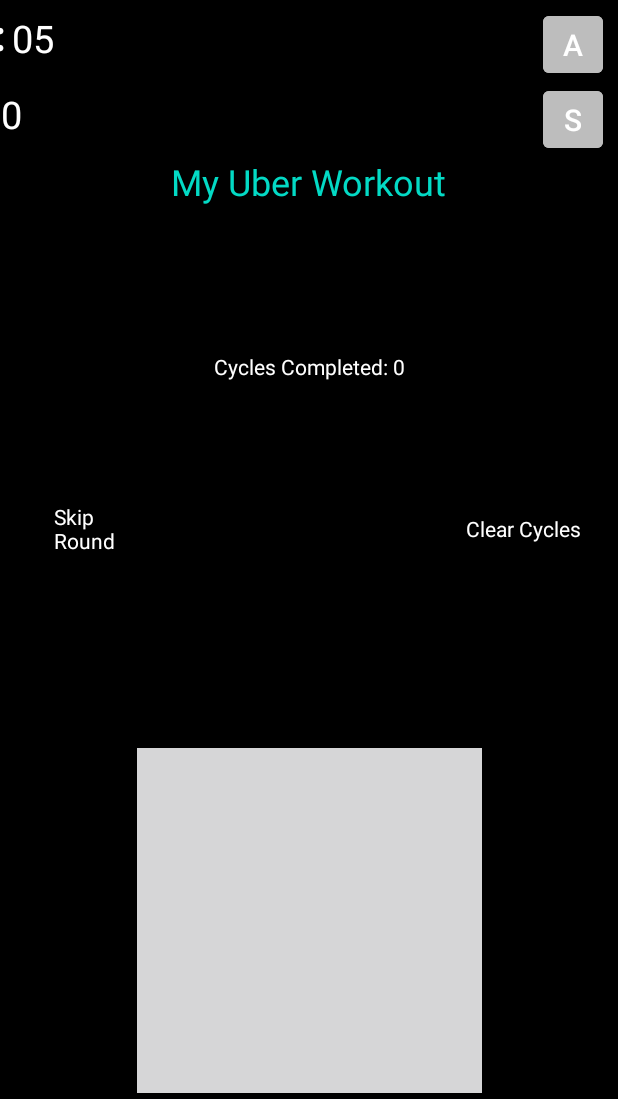
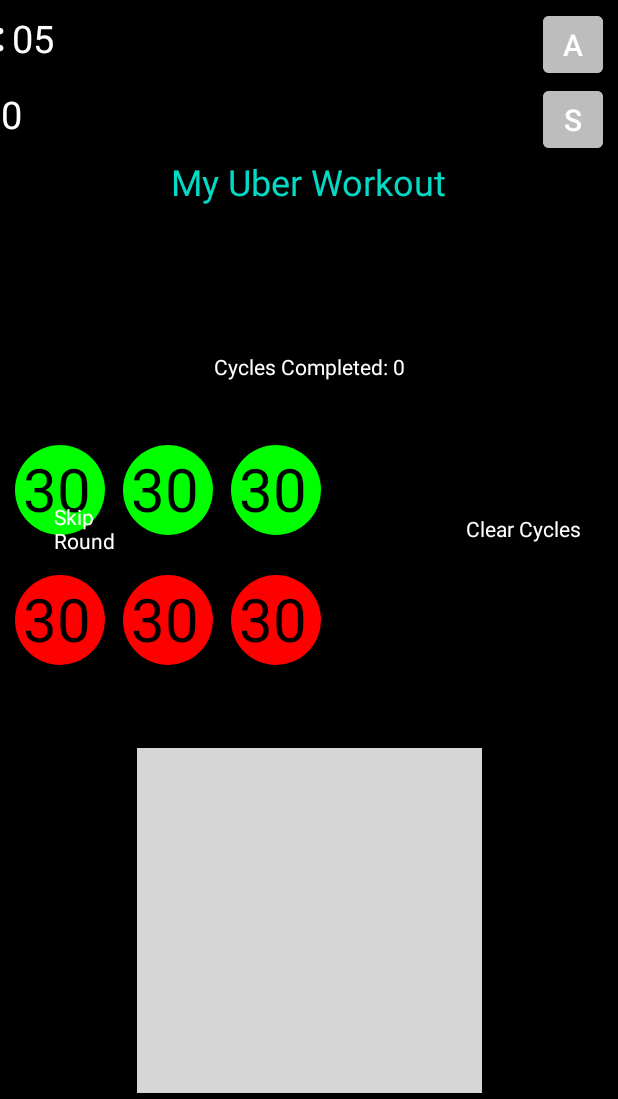
Before and after one commit to technexx/Burn-Track-Repeat, an Android app: the screen it shows after launch (MainActivity), after a tap on "30", on a phone screen of 412 x 824 dp, the part 137-1236 px from its top. Run offline under Robolectric (Android 15) with nearby library versions, the phone set to English and light mode, and no system bars; our stand-ins replace Room's generated code; Roboto replaces fonts that are not available here.

Commit message:
fixed pom text draws & null list issue

```diff
--- a/app/src/main/java/com/example/tragic/irate/simple/stopwatch/MainActivity.java
+++ b/app/src/main/java/com/example/tragic/irate/simple/stopwatch/MainActivity.java
@@ -59,8 +59,6 @@ import java.util.zip.Inflater;
 
 public class MainActivity extends AppCompatActivity implements SavedCycleAdapter.onCycleClickListener, SavedCycleAdapter.onDeleteCycleListener, SavedCycleAdapter.onEditTitleListener, DotDraws.sendPosition, DotDraws.sendAlpha {
 
-    MenuInflater inflater;
-    Menu mMenu;
     boolean defaultMenu = true;
     View mainView;
     Button breaks_only;
@@ -302,12 +300,10 @@ public class MainActivity extends AppCompatActivity implements SavedCycleAdapter
     boolean stopAscent = true;
 
 
+    //Todo: Fade overlap issues between modes.
     //Todo: Toast for trying in increment time past min/max values
-    //Todo: Format mode 1 <60 sec textViews as 0:XX
     //Todo: Sep breakOnly timer.
-    //Todo: Pom re-do and order change. Add once, substract removes. Toast if already added. Same save options.
     //Todo: Need to figure out how changing pom values affects timer status (i.e. when it's running)
-    //Todo: Any popup should disable main view buttons (true focusable?)
     //Todo: First box selection should highlight. Only NOT highlight w/ 1 set/break listed.
 
     //Todo: Fade animation for all menus that don't have them yet (e.g. onOptions).
@@ -439,7 +435,7 @@ public class MainActivity extends AppCompatActivity implements SavedCycleAdapter
                 });
 
                 //Comparing this ID w/ one tied to cycle currently displayed.
-                if (deletedID == customID) {
+                if (deletedID == customID || cyclesList.size()==0) {
                     customID = 0;
                     prefEdit.putInt("customID", 0);
                     prefEdit.apply();
@@ -485,8 +481,7 @@ public class MainActivity extends AppCompatActivity implements SavedCycleAdapter
     @Override
     public boolean onCreateOptionsMenu(final Menu menu) {
         if (defaultMenu) {
-            mMenu = menu;
-            inflater = getMenuInflater();
+           MenuInflater inflater = getMenuInflater();
             inflater.inflate(R.menu.options_menu, menu);
         }
         return true;
@@ -494,9 +489,8 @@ public class MainActivity extends AppCompatActivity implements SavedCycleAdapter
 
     @Override
     public boolean onPrepareOptionsMenu(final Menu menu) {
-//        mMenu = menu;
         menu.clear();
-        inflater = getMenuInflater();
+        MenuInflater inflater = getMenuInflater();
         if (!defaultMenu) inflater.inflate(R.menu.revised_options_menu, menu);
         else inflater.inflate(R.menu.options_menu, menu);
         return true;
@@ -516,7 +510,7 @@ public class MainActivity extends AppCompatActivity implements SavedCycleAdapter
     @SuppressLint("NonConstantResourceId")
     @Override
     public boolean onOptionsItemSelected(MenuItem item) {
-        //Todo: This was invalidating our menus.
+        //Todo: This was invalidating our menu because it returned false when saved cycle menu was open.
 //        if (savedCyclePopupWindow!=null &&savedCyclePopupWindow.isShowing()) return false;
         switch (item.getItemId()) {
             case R.id.saved_cycle_list:
@@ -754,10 +748,10 @@ public class MainActivity extends AppCompatActivity implements SavedCycleAdapter
         cyclesBO = new CyclesBO();
         pomCycles = new PomCycles();
 
+
+        AsyncTask.execute(() -> {
             sharedPreferences = getApplicationContext().getSharedPreferences("pref", 0);
             prefEdit = sharedPreferences.edit();
-
-        AsyncTask.execute(() -> {
 //            mode = sharedPreferences.getInt("currentMode", 1);
             sortMode = sharedPreferences.getInt("sortMode", 1);
             breaksOnly = sharedPreferences.getBoolean("currentBreaksOnly", false);
@@ -774,7 +768,66 @@ public class MainActivity extends AppCompatActivity implements SavedCycleAdapter
                 setsArray.add(cyclesList.get(0).getSets());
                 breaksArray.add(cyclesList.get(0).getBreaks());
                 setCycle(0);
-            } else setDefaultCustomCycle();
+            } else runOnUiThread(() -> {
+                setDefaultCustomCycle();
+//                resetTimer();
+                //Custom defaults
+                savedSets = startCustomSetTime.size();
+                savedBreaks = startCustomBreakTime.size();
+                numberOfSets = savedSets;
+                numberOfBreaks = savedBreaks;
+
+                pomValue1 = 25;
+                pomValue2 = 5;
+                pomValue3 = 15;
+                setMillis = setValue;
+                breakMillis = breakValue;
+                for (int i=0; i<3; i++) {
+                    pomValuesArray.add(pomValue1);
+                    pomValuesArray.add(pomValue2);
+                }
+                pomValuesArray.add(pomValue1);
+                pomValuesArray.add(pomValue3);
+
+                lapLayout= new LinearLayoutManager(getApplicationContext());
+                lapAdapter = new LapAdapter(getApplicationContext(), currentLapList, savedLapList);
+                lapRecycler.setAdapter(lapAdapter);
+                lapRecycler.setLayoutManager(lapLayout);
+
+                progressBar.setProgress(maxProgress);
+                progressBar2.setProgress(maxProgress);
+
+                incrementTimer = 10;
+                tabViews();
+                resetTimer();
+
+                //This is done because we are calling the method which "switches" from one to the other, and we want the last one used.
+//        breaksOnly = !breaksOnly;
+//        setBreaksOnlyMode();
+
+                timePaused.getAlpha();
+                timeLeft.getAlpha();
+
+                //Retrieves the most recently viewed cycle.
+                if (!breaksOnly && cyclesList.size()>0) setCycle(0);
+                if (breaksOnly && cyclesBOList.size()>0) setCycle(0);
+                if ((!breaksOnly && cyclesList.size()>0)  || (breaksOnly && cyclesBOList.size()>0)){
+                    canSaveOrUpdate(false);
+                } else canSaveOrUpdate(true);
+
+                savedCyclePopupWindow = new PopupWindow(savedCyclePopupView, 800, 1200, false);
+                deleteAllPopupWindow = new PopupWindow(deleteCyclePopupView, 750, 375, false);
+                labelSavePopupWindow = new PopupWindow(cycleLabelView, 800, 400, true);
+                sortPopupWindow = new PopupWindow(sortCyclePopupView, 400, 375, true);
+                clearCyclePopupWindow  = new PopupWindow(clearCyclePopupView, 150, WindowManager.LayoutParams.WRAP_CONTENT, false);
+                resetPopUpWindow  = new PopupWindow(clearCyclePopupView, WindowManager.LayoutParams.WRAP_CONTENT, 75, false);
+                savedCyclePopupWindow.setAnimationStyle(R.style.WindowAnimation);
+                deleteAllPopupWindow.setAnimationStyle(R.style.WindowAnimation);
+                labelSavePopupWindow.setAnimationStyle(R.style.WindowAnimation);
+                sortPopupWindow.setAnimationStyle(R.style.WindowAnimation);
+                clearCyclePopupWindow.setAnimationStyle(R.style.WindowAnimation);
+                resetPopUpWindow.setAnimationStyle(R.style.WindowAnimation);
+            });
 
             //ON HOLD FOR NOW.
         //appLaunching is called if either breaksOnly or breaks/set mode are launched at app startup. If saved cycle(s) exist, it returns the most recently used. If not, a default UI is called.
@@ -806,67 +859,15 @@ public class MainActivity extends AppCompatActivity implements SavedCycleAdapter
 //            setDefaultBOCycle();
 //        }
 
-        //Custom defaults
-        savedSets = customSetTime.size();
-        savedBreaks = customBreakTime.size();
-        numberOfSets = savedSets;
-        numberOfBreaks = savedBreaks;
-
-        pomValue1 = 25;
-        pomValue2 = 5;
-        pomValue3 = 15;
-        setMillis = setValue;
-        breakMillis = breakValue;
-        for (int i=0; i<3; i++) {
-            pomValuesArray.add(pomValue1);
-            pomValuesArray.add(pomValue2);
-        }
-        pomValuesArray.add(pomValue1);
-        pomValuesArray.add(pomValue3);
-        Log.i("pomtest", String.valueOf(pomValuesArray));
-
-        lapLayout= new LinearLayoutManager(getApplicationContext());
-        lapAdapter = new LapAdapter(getApplicationContext(), currentLapList, savedLapList);
-        lapRecycler.setAdapter(lapAdapter);
-        lapRecycler.setLayoutManager(lapLayout);
-
-        progressBar.setProgress(maxProgress);
-        progressBar2.setProgress(maxProgress);
-
-        incrementTimer = 10;
-        tabViews();
-        resetTimer();
-        //This is done because we are calling the method which "switches" from one to the other, and we want the last one used.
-//        breaksOnly = !breaksOnly;
-//        setBreaksOnlyMode();
-
-        timePaused.getAlpha();
-        timeLeft.getAlpha();
-
-        //Retrieves the most recently viewed cycle.
-        if (!breaksOnly && cyclesList.size()>0) setCycle(0);
-        if (breaksOnly && cyclesBOList.size()>0) setCycle(0);
-        if ((!breaksOnly && cyclesList.size()>0)  || (breaksOnly && cyclesBOList.size()>0)){
-            canSaveOrUpdate(false);
-        } else canSaveOrUpdate(true);
-
-        savedCyclePopupWindow = new PopupWindow(savedCyclePopupView, 800, 1200, false);
-        deleteAllPopupWindow = new PopupWindow(deleteCyclePopupView, 750, 375, false);
-        labelSavePopupWindow = new PopupWindow(cycleLabelView, 800, 400, true);
-        sortPopupWindow = new PopupWindow(sortCyclePopupView, 400, 375, true);
-        clearCyclePopupWindow  = new PopupWindow(clearCyclePopupView, 150, WindowManager.LayoutParams.WRAP_CONTENT, false);
-        resetPopUpWindow  = new PopupWindow(clearCyclePopupView, WindowManager.LayoutParams.WRAP_CONTENT, 75, false);
-        savedCyclePopupWindow.setAnimationStyle(R.style.WindowAnimation);
-        deleteAllPopupWindow.setAnimationStyle(R.style.WindowAnimation);
-        labelSavePopupWindow.setAnimationStyle(R.style.WindowAnimation);
-        sortPopupWindow.setAnimationStyle(R.style.WindowAnimation);
-        clearCyclePopupWindow.setAnimationStyle(R.style.WindowAnimation);
-        resetPopUpWindow.setAnimationStyle(R.style.WindowAnimation);
-
-        Log.i("modeTest", "on mode " + mode);
-
         delete_all_confirm.setOnClickListener(v-> {
-            if (!breaksOnly) cyclesDatabase.cyclesDao().deleteAll(); else cyclesDatabase.cyclesDao().deleteAllBO();
+            if (!breaksOnly) {
+                cyclesDatabase.cyclesDao().deleteAll();
+                prefEdit.putInt("customID", 0);
+            } else {
+                cyclesDatabase.cyclesDao().deleteAllBO();
+                prefEdit.putInt("breaksOnlyID", 0);
+            }
+            prefEdit.apply();
             runOnUiThread(() -> {
                 Toast.makeText(getApplicationContext(), "Deleted!", Toast.LENGTH_SHORT).show();
                 deleteAllPopupWindow.dismiss();
@@ -1936,7 +1937,6 @@ public class MainActivity extends AppCompatActivity implements SavedCycleAdapter
         }
     }
 
-    //Todo: Ensures we don't add anything outside of bounds. Remember for Pom, too.
     public void adjustCustom(boolean adding) {
         //Converts editText to long and then convert+sets these values to setValue/breakValue depending on which editTexts are being used.
         if (first_value_edit.isShown()) setEditValueBounds(true);
@@ -1969,13 +1969,15 @@ public class MainActivity extends AppCompatActivity implements SavedCycleAdapter
                     }
                     break;
                 case 2:
-                    if (pomValuesArray.size()!=0) pomValuesArray.clear();
+                    if (pomValuesArray.size()==0) {
                         for (int i=0; i<3; i++)  {
                             pomValuesArray.add(pomValue1); pomValuesArray.add(pomValue2);
                         }
+                        pomValuesArray.add(pomValue1);
                         pomValuesArray.add(pomValue3);
-            }
-
+                    } else Toast.makeText(getApplicationContext(), "Pomodoro cycle already loaded!", Toast.LENGTH_SHORT).show();
+
+            }
         } else {
             switch (mode) {
                 case 1:
@@ -2007,12 +2009,6 @@ public class MainActivity extends AppCompatActivity implements SavedCycleAdapter
                             Toast.makeText(getApplicationContext(), "Nothing left to remove!", Toast.LENGTH_SHORT).show();
                         }
                     }
-                    break;
-                case 2:
-                    pomValuesArray.clear();
-            }
-        }
-        resetTimer();
                     drawDots(0);
                     if (!breaksOnly) {
                         if (customSetTime.size()>0) {
@@ -2028,6 +2024,13 @@ public class MainActivity extends AppCompatActivity implements SavedCycleAdapter
                         }
                     }
                     if (receivedPos >=0) dotDraws.setCycle(receivedPos);
+                    break;
+                case 2:
+                    if (pomValuesArray.size()!=0) pomValuesArray.clear();
+                    else Toast.makeText(getApplicationContext(), "No Pomodoro cycle to clear!", Toast.LENGTH_SHORT).show();
+            }
+        }
+        resetTimer();
     }
 
     private void endAnimation() {
```
Also changed, not shown: app/src/main/java/com/example/tragic/irate/simple/stopwatch/DotDraws.java (+4 -7 lines). Lines whose indentation alone changed are shown as unchanged.
